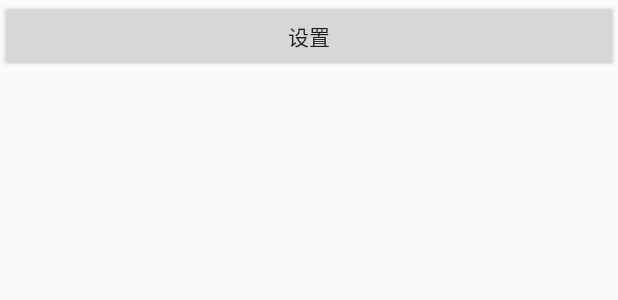
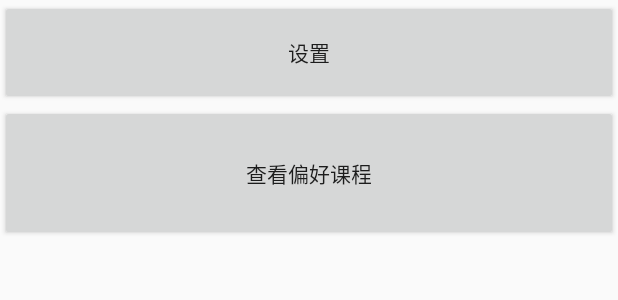
Before and after one commit to CengLaiCengQu/CengYiCeng, an Android app: the layout me_fragment_xml.xml on its own in the app's theme, with its tools: preview values and no code run, on a phone screen of 412 x 824 dp. Shown: the top 300 px of the screen. Run offline under Robolectric (Android 15) with nearby library versions, the phone set to English and light mode, and no system bars.

Commit message:
加了一个我的界面里的设置，查看按钮，设置界面里面加入了相应部件，能够实现跳转

```diff
--- a/app/src/main/res/layout/me_fragment_xml.xml
+++ b/app/src/main/res/layout/me_fragment_xml.xml
@@ -5,23 +5,24 @@
     xmlns:tools="http://schemas.android.com/tools"
     tools:context="com.example.rubrub.Fragment.MeFragment"
     android:weightSum="1"
-    android:orientation="horizontal">
+    android:orientation="vertical"
+    android:baselineAligned="false">
 
     <Button
         android:layout_width="match_parent"
-        android:layout_height="wrap_content"
+        android:layout_height="70dp"
         android:id="@+id/item_set"
         android:text="设置"
 
         />
+
     <Button
-        android:layout_width="wrap_content"
-        android:layout_height="wrap_content"
-        android:id="@+id/item_look"
-        android:text="查看"
+        android:layout_width="match_parent"
+        android:layout_height="63dp"
+        android:id="@+id/item_looklike"
+        android:text="查看偏好课程"
 
-        />
-
+        android:layout_weight="0.04" />
 
 
 </LinearLayout>
```
Also changed, not shown: app/src/main/java/com/example/rubrub/Fragment/MeFragment.java (+24 -1 lines), app/src/main/java/com/example/rubrub/MeActivity.java (+8 -0 lines).
